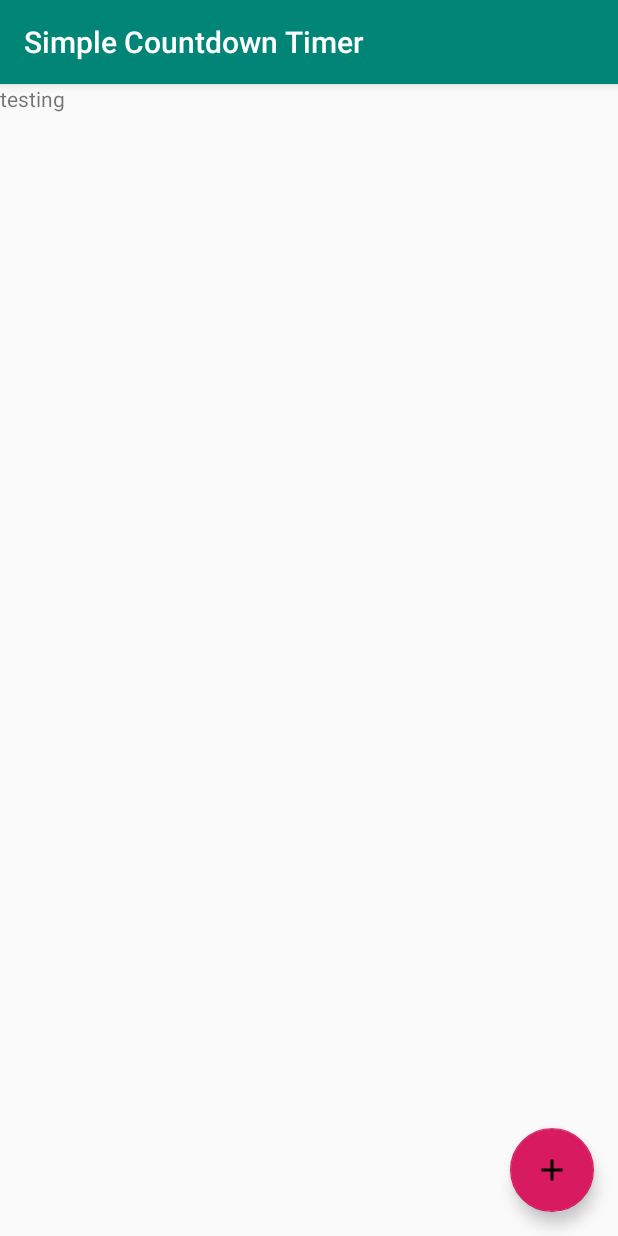
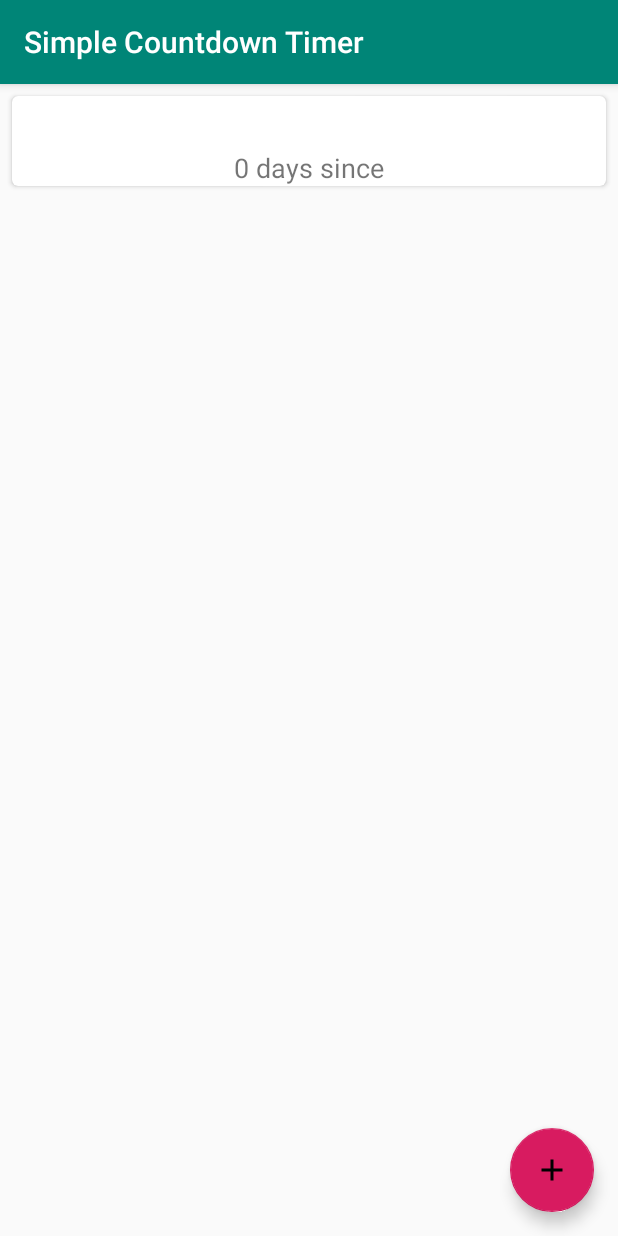
Before and after one commit to WillowSnyder/SimpleCountdownTimer, an Android app: the addEvent screen opened directly, with no data from a screen before it, after a tap on "CONFIRM", on a phone screen of 412 x 824 dp. Run offline under Robolectric (Android 15) with nearby library versions, the phone set to English and light mode, and no system bars.

Commit message:
events now say days since and until

```diff
--- a/app/build.gradle
+++ b/app/build.gradle
@@ -5,7 +5,7 @@ android {
     buildToolsVersion "30.0.0"
     defaultConfig {
         applicationId "com.gmail.wyatt.james.snyder.simplecountdowntimer"
-        minSdkVersion 21
+        minSdkVersion 26
         targetSdkVersion 29
         versionCode 1
         versionName "1.0"
@@ -24,6 +24,7 @@ dependencies {
     implementation 'androidx.appcompat:appcompat:1.1.0'
     implementation 'androidx.constraintlayout:constraintlayout:1.1.3'
     implementation 'com.google.android.material:material:1.1.0'
+    implementation 'com.google.code.gson:gson:2.8.2'
     testImplementation 'junit:junit:4.12'
     androidTestImplementation 'androidx.test:runner:1.2.0'
     androidTestImplementation 'androidx.test.espresso:espresso-core:3.2.0'
--- /dev/null
+++ b/app/src/main/java/com/gmail/wyatt/james/snyder/simplecountdowntimer/Event.java
@@ -0,0 +1,54 @@
+package com.gmail.wyatt.james.snyder.simplecountdowntimer;
+
+import java.text.DateFormat;
+import java.time.LocalDate;
+import java.time.temporal.ChronoUnit;
+import java.util.Calendar;
+
+public class Event {
+    private int year, month, day;
+    private String name;
+
+    public Event(String name, int year, int month, int day){
+        this.name = name;
+        this.year = year;
+        this.month = month;
+        this.day = day;
+    }
+
+    public String getDateString(){
+        LocalDate today = LocalDate.now();
+        LocalDate eventDate = LocalDate.of(year, month + 1, day);
+
+        long daysBetween = ChronoUnit.DAYS.between(today, eventDate);
+        String currentDateString;
+
+        if(daysBetween > 0){
+            currentDateString = Long.toString(daysBetween) + " days until";
+        } else {
+            currentDateString = Long.toString(-daysBetween) + " days since";
+        }
+
+        return currentDateString;
+    }
+
+    public String getName(){
+        return this.name;
+    }
+
+    public void setYear(int year) {
+        this.year = year;
+    }
+
+    public void setMonth(int month) {
+        this.month = month;
+    }
+
+    public void setDay(int day) {
+        this.day = day;
+    }
+
+    public void setName(String name) {
+        this.name = name;
+    }
+}
--- /dev/null
+++ b/app/src/main/java/com/gmail/wyatt/james/snyder/simplecountdowntimer/EventAdapter.java
@@ -0,0 +1,53 @@
+package com.gmail.wyatt.james.snyder.simplecountdowntimer;
+
+import android.view.LayoutInflater;
+import android.view.View;
+import android.view.ViewGroup;
+import android.widget.TextView;
+
+import androidx.annotation.NonNull;
+import androidx.recyclerview.widget.RecyclerView;
+
+import java.util.ArrayList;
+import java.util.List;
+
+public class EventAdapter extends RecyclerView.Adapter<EventAdapter.EventViewHolder> {
+    private ArrayList<Event> events;
+
+    public static class EventViewHolder extends RecyclerView.ViewHolder {
+        public TextView eventName;
+        public TextView eventDate;
+
+        public EventViewHolder(View itemView){
+            super(itemView);
+            eventName = itemView.findViewById(R.id.eventName);
+            eventDate = itemView.findViewById(R.id.eventDate);
+        }
+    }
+
+    public EventAdapter(ArrayList<Event> events){
+        this.events = events;
+    }
+
+    @NonNull
+    @Override
+    public EventViewHolder onCreateViewHolder(@NonNull ViewGroup parent, int viewType) {
+        View v = LayoutInflater.from(parent.getContext()).inflate(R.layout.event, parent, false);
+        EventViewHolder evh = new EventViewHolder(v);
+
+        return evh;
+    }
+
+    @Override
+    public void onBindViewHolder(EventViewHolder holder, int position) {
+        Event currentEvent = events.get(position);
+
+        holder.eventName.setText(currentEvent.getName());
+        holder.eventDate.setText(currentEvent.getDateString());
+    }
+
+    @Override
+    public int getItemCount() {
+        return events.size();
+    }
+}
--- a/app/src/main/java/com/gmail/wyatt/james/snyder/simplecountdowntimer/MainActivity.java
+++ b/app/src/main/java/com/gmail/wyatt/james/snyder/simplecountdowntimer/MainActivity.java
@@ -1,24 +1,58 @@
 package com.gmail.wyatt.james.snyder.simplecountdowntimer;
 
 import androidx.appcompat.app.AppCompatActivity;
+import androidx.recyclerview.widget.LinearLayoutManager;
+import androidx.recyclerview.widget.RecyclerView;
 
 import android.content.Intent;
+import android.content.SharedPreferences;
 import android.os.Bundle;
 import android.view.View;
 import android.widget.TextView;
 
+import com.google.gson.Gson;
+import com.google.gson.reflect.TypeToken;
+
+import java.lang.reflect.Type;
+import java.util.ArrayList;
+
 public class MainActivity extends AppCompatActivity {
-    public TextView text;
+    private RecyclerView recyclerView;
+    private RecyclerView.LayoutManager layoutManager;
+    private EventAdapter adapter;
+    private ArrayList<Event> events;
 
     @Override
     protected void onCreate(Bundle savedInstanceState) {
         super.onCreate(savedInstanceState);
         setContentView(R.layout.activity_main);
-
-        text = findViewById(R.id.testTxt);
+        loadEvents();
+        buildRecyclerView();
     }
 
     public void addEvent(View view){
         startActivity(new Intent(MainActivity.this, addEvent.class));
     }
+
+    private void loadEvents(){
+        SharedPreferences sharedPreferences = getSharedPreferences("shared preferences", MODE_PRIVATE);
+        Gson gson = new Gson();
+        String json = sharedPreferences.getString("Events", null);
+        Type type = new TypeToken<ArrayList<Event>>() {}.getType();
+        events = gson.fromJson(json, type);
+
+        if(events == null){
+            events = new ArrayList<>();
+        }
+    }
+
+    private void buildRecyclerView(){
+        recyclerView = findViewById(R.id.recyclerview);
+        recyclerView.setHasFixedSize(true);
+        layoutManager = new LinearLayoutManager(this);
+        adapter = new EventAdapter(events);
+
+        recyclerView.setLayoutManager(layoutManager);
+        recyclerView.setAdapter(adapter);
+    }
 }
--- a/app/src/main/java/com/gmail/wyatt/james/snyder/simplecountdowntimer/addEvent.java
+++ b/app/src/main/java/com/gmail/wyatt/james/snyder/simplecountdowntimer/addEvent.java
@@ -6,6 +6,7 @@ import androidx.fragment.app.DialogFragment;
 import android.app.DatePickerDialog;
 import android.app.Dialog;
 import android.content.Intent;
+import android.content.SharedPreferences;
 import android.os.Bundle;
 import android.view.View;
 import android.widget.Button;
@@ -13,13 +14,21 @@ import android.widget.DatePicker;
 import android.widget.EditText;
 import android.widget.Toast;
 
+import com.google.gson.Gson;
+import com.google.gson.reflect.TypeToken;
+
+import java.lang.reflect.Type;
 import java.text.DateFormat;
 import java.text.SimpleDateFormat;
+import java.util.ArrayList;
 import java.util.Calendar;
 
 public class addEvent extends AppCompatActivity implements DatePickerDialog.OnDateSetListener {
-    public EditText setDate;
+    private EditText setDate;
     final Calendar c = Calendar.getInstance();
+    private ArrayList<Event> events;
+    private EditText eventName;
+    private int year, month, day;
 
     @Override
     protected void onCreate(Bundle savedInstanceState) {
@@ -32,6 +41,12 @@ public class addEvent extends AppCompatActivity implements DatePickerDialog.OnDa
 
         String currentDateString = DateFormat.getDateInstance().format(c.getTime());
         setDate.setText(currentDateString);
+
+        this.year = c.get(Calendar.YEAR);
+        this.month = c.get(Calendar.MONTH);
+        this.day = c.get(Calendar.DAY_OF_MONTH);
+
+        eventName = findViewById(R.id.eventName);
     }
 
     public void showDatePickerDialog(View view){
@@ -40,9 +55,35 @@ public class addEvent extends AppCompatActivity implements DatePickerDialog.OnDa
     }
 
     public void confirmEvent(View view){
+        saveEvent();
         startActivity(new Intent(addEvent.this, MainActivity.class));
     }
 
+    private void loadEvents(){
+        SharedPreferences sharedPreferences = getSharedPreferences("shared preferences", MODE_PRIVATE);
+        Gson gson = new Gson();
+        String json = sharedPreferences.getString("Events", null);
+        Type type = new TypeToken<ArrayList<Event>>() {}.getType();
+        events = gson.fromJson(json, type);
+
+        if(events == null){
+            events = new ArrayList<>();
+        }
+    }
+
+    private void saveEvent(){
+        loadEvents();
+
+        Event currentEvent = new Event(eventName.getText().toString(), this.year, this.month, this.day);
+        events.add(currentEvent);
+
+        SharedPreferences sharedPreferences = getSharedPreferences("shared preferences", MODE_PRIVATE);
+        SharedPreferences.Editor editor = sharedPreferences.edit();
+        Gson gson = new Gson();
+        String json = gson.toJson(events);
+        editor.putString("Events", json);
+        editor.apply();
+    }
 
     @Override
     public void onDateSet(DatePicker view, int year, int month, int dayOfMonth) {
@@ -51,6 +92,10 @@ public class addEvent extends AppCompatActivity implements DatePickerDialog.OnDa
         c.set(Calendar.MONTH, month);
         c.set(Calendar.DAY_OF_MONTH, dayOfMonth);
 
+        this.year = year;
+        this.month = month;
+        this.day = dayOfMonth;
+
         String currentDateString = DateFormat.getDateInstance().format(c.getTime());
         setDate.setText(currentDateString);
     }
--- a/app/src/main/res/layout/activity_main.xml
+++ b/app/src/main/res/layout/activity_main.xml
@@ -6,18 +6,11 @@
     android:layout_height="match_parent"
     tools:context=".MainActivity">
 
-    <ScrollView
+    <androidx.recyclerview.widget.RecyclerView
+        android:id="@+id/recyclerview"
         android:layout_width="match_parent"
         android:layout_height="match_parent"
-        android:id="@+id/scrollView">
-
-        <TextView
-            android:layout_width="wrap_content"
-            android:layout_height="wrap_content"
-            android:text="testing"
-            android:id="@+id/testTxt"/>
-
-    </ScrollView>
+        android:layout_marginBottom="100dp"/>
 
     <com.google.android.material.floatingactionbutton.FloatingActionButton
         android:layout_width="wrap_content"
--- /dev/null
+++ b/app/src/main/res/layout/event.xml
@@ -0,0 +1,33 @@
+<?xml version="1.0" encoding="utf-8"?>
+<androidx.cardview.widget.CardView xmlns:android="http://schemas.android.com/apk/res/android"
+    android:layout_width="match_parent"
+    android:layout_height="wrap_content"
+    xmlns:app="http://schemas.android.com/apk/res-auto"
+    android:layout_margin="8dp"
+    app:cardCornerRadius="4dp">
+
+    <RelativeLayout
+        android:layout_width="match_parent"
+        android:layout_height="match_parent">
+
+        <TextView
+            android:id="@+id/eventName"
+            android:layout_width="wrap_content"
+            android:layout_height="wrap_content"
+            android:text="Event Name"
+            android:textStyle="bold"
+            android:textSize="20sp"
+            android:layout_centerHorizontal="true"/>
+
+        <TextView
+            android:id="@+id/eventDate"
+            android:layout_width="wrap_content"
+            android:layout_height="wrap_content"
+            android:text="Date"
+            android:layout_below="@+id/eventName"
+            android:layout_marginTop="8dp"
+            android:layout_centerHorizontal="true"
+            android:textSize="18sp"/>
+
+    </RelativeLayout>
+</androidx.cardview.widget.CardView>
```
